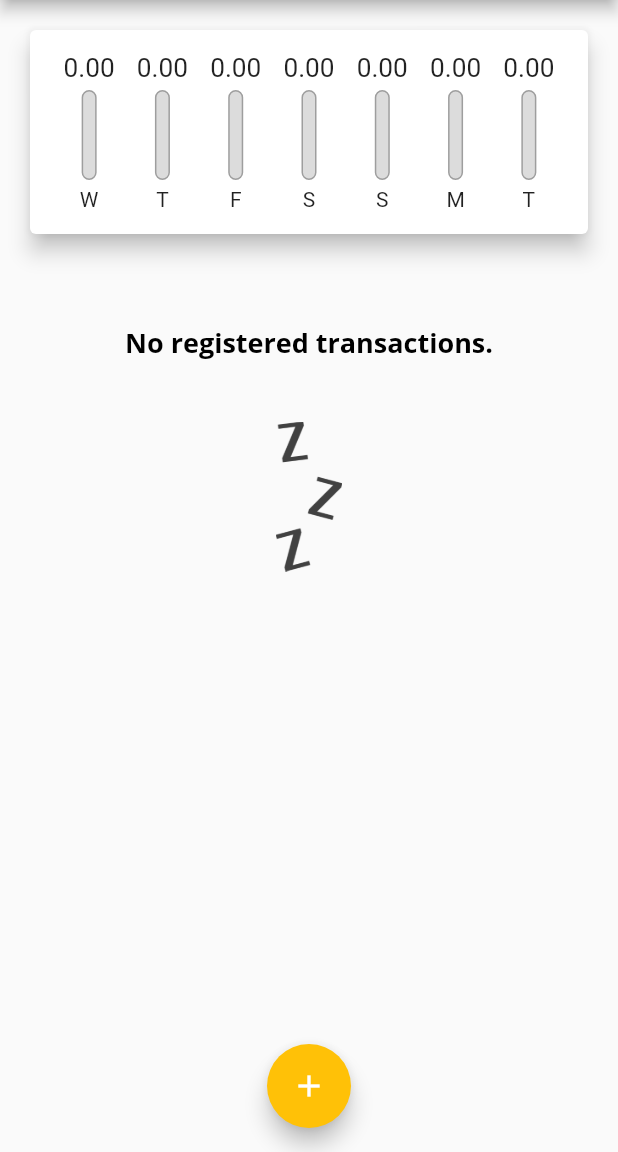
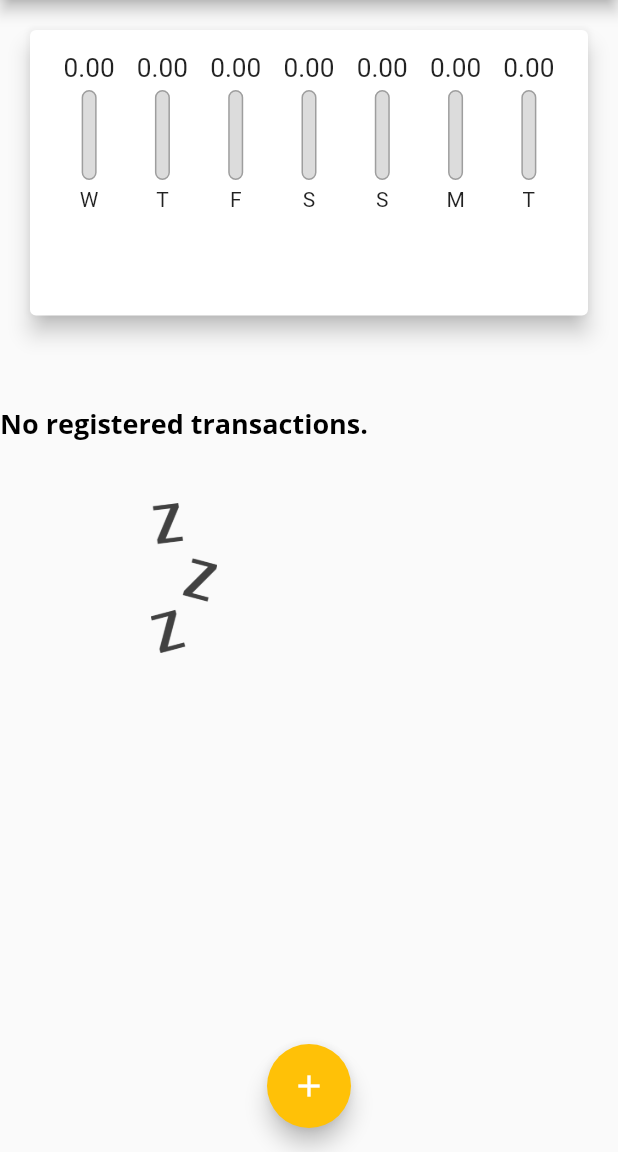
Before and after one commit to Carlxiso/Personnel-Costs, a Flutter app: the screen it shows after launch, on a phone screen of 412 x 824 dp, the part 84-1236 px from its top. Run offline on Flutter 3.47's test engine with Material 2 defaults, Android fonts, the phone set to English and light mode, and no system bars.

Commit message:
Responsive App

```diff
--- a/lib/components/chart.dart
+++ b/lib/components/chart.dart
@@ -61,7 +61,7 @@ class Chart extends StatelessWidget {
     // groupedTransactions;
     return Card(
       elevation: 6,
-      margin: EdgeInsets.all(20),
+      margin: const EdgeInsets.all(20),
       child: Padding(
         padding: const EdgeInsets.all(15),
         child: Row(
--- a/lib/components/transaction_list.dart
+++ b/lib/components/transaction_list.dart
@@ -16,17 +16,7 @@ class TransactionList extends StatelessWidget {
 
   @override
   Widget build(BuildContext context) {
-    return Container(
-      height: 400,
-      width: double.infinity,
-      /*The ListView Widget will do the same thing we did with
-      the SingleChildScrollView widget
-
-      just like the SingleChildScrollView this component needs to have
-      a parent component with a pre-defined size
-      */
-
-      child: transactions.isEmpty
+    return transactions.isEmpty
         ? Column(
             children: <Widget>[
               const SizedBox(
@@ -90,7 +80,6 @@ class TransactionList extends StatelessWidget {
                 ),
               );
             },
-            ),
           );
   }
 }
--- a/lib/main.dart
+++ b/lib/main.dart
@@ -103,8 +103,7 @@ class _MyHomePageState extends State<MyHomePage> {
 
   @override
   Widget build(BuildContext context) {
-    return Scaffold(
-      appBar: AppBar(
+    final appBar = AppBar(
       title: const Text('Personnel Costs'),
       actions: <Widget>[
         // Opens the model so that we can insert transactions
@@ -113,7 +112,13 @@ class _MyHomePageState extends State<MyHomePage> {
           onPressed: () => _openTransactionsFormModal(context),
         )
       ],
-      ),
+    );
+    final availableHeight = MediaQuery.of(context).size.height -
+        appBar.preferredSize.height -
+        MediaQuery.of(context).padding.top;
+
+    return Scaffold(
+      appBar: appBar,
       //It solves the bar warning scroll problem
       body: SingleChildScrollView(
         // Component Type Column
@@ -123,8 +128,14 @@ class _MyHomePageState extends State<MyHomePage> {
           //Column receive a set of elements (Example: children  element)
           children: <Widget>[
             //Two components type Card
-            Chart(_recentTransactions),
-            TransactionList(_transactions, _removeTransaction),
+            Container(
+              height: availableHeight * 0.3,
+              child: Chart(_recentTransactions),
+            ),
+            Container(
+              height: availableHeight * 0.7,
+              child: TransactionList(_transactions, _removeTransaction),
+            ),
             // TransactionUser(),
           ],
         ),
```
Also changed, not shown: 273 other files. Lines whose indentation alone changed are shown as unchanged.
